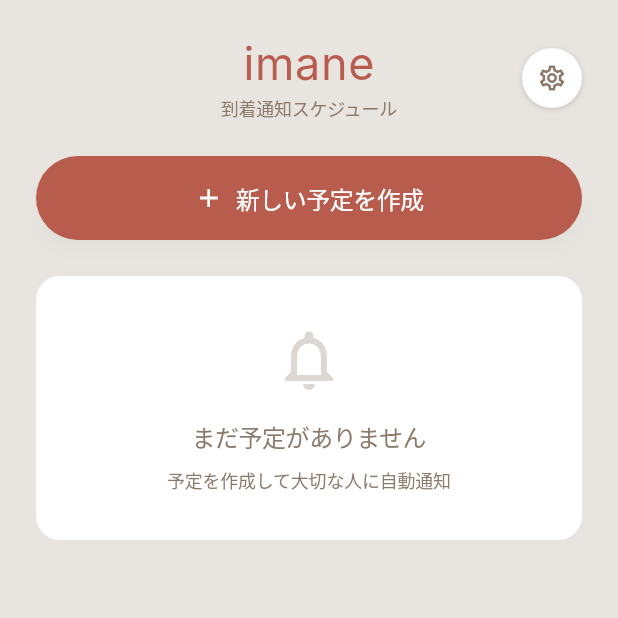
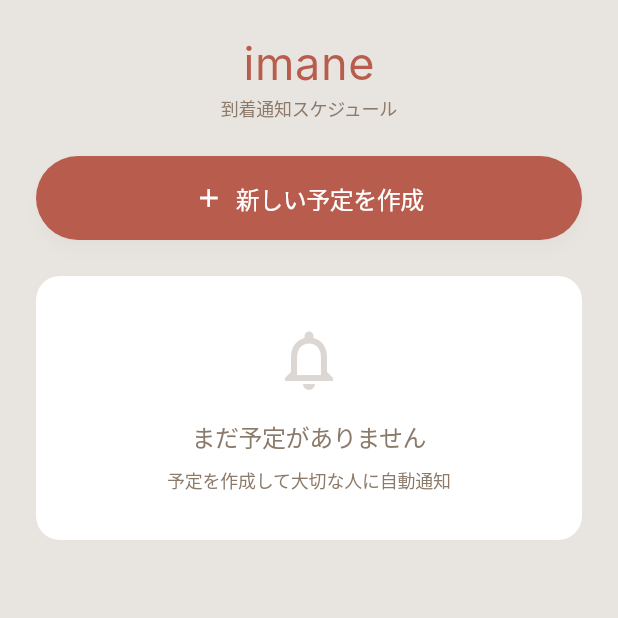
Before and after one commit to hoshido-k/imane, a Flutter app: the ScheduleListScreen screen opened directly, on a phone screen of 412 x 824 dp, the top half of it. Run offline on Flutter 3.47's test engine with Material 3 defaults, Android fonts, the phone set to English and light mode, and no system bars; our stand-ins replace connectivity_plus, firebase_auth, firebase_core, geolocator, google_maps_flutter, permission_handler and 1 more; missing offline and left inert: background_location; accounts and stored records are empty; generated files the repository leaves out were written again; network calls fail; Roboto replaces fonts that are missing (Inter).

Commit message:
フレンド画面とスケジュール画面のUI修正
- フレンド画面: カードの表示をメールアドレスからusernameに変更
- スケジュール画面: 右上のSetting Buttonを削除し、タイトルをセンター配置維持
- バックエンド: FriendshipResponseにfriend_usernameフィールドを追加

```diff
--- a/mobile/lib/screens/friends/friends_screen.dart
+++ b/mobile/lib/screens/friends/friends_screen.dart
@@ -343,7 +343,7 @@ class _FriendsScreenState extends State<FriendsScreen> {
   /// フレンドカード
   Widget _buildFriendCard(Map<String, dynamic> friend) {
     final displayName = friend['friend_display_name'] ?? '';
-    final email = friend['friend_email'] ?? '';
+    final username = friend['friend_username'] ?? '';
 
     // アバター画像またはイニシャル
     Widget avatar;
@@ -389,7 +389,7 @@ class _FriendsScreenState extends State<FriendsScreen> {
           // アバター
           avatar,
           const SizedBox(width: 16),
-          // 名前とメールアドレス
+          // 名前とusername
           Expanded(
             child: Column(
               crossAxisAlignment: CrossAxisAlignment.start,
@@ -413,7 +413,7 @@ class _FriendsScreenState extends State<FriendsScreen> {
                     borderRadius: BorderRadius.circular(100),
                   ),
                   child: Text(
-                    email,
+                    username,
                     style: const TextStyle(
                       fontFamily: 'Inter',
                       fontSize: 12,
--- a/mobile/lib/screens/schedule/schedule_list_screen.dart
+++ b/mobile/lib/screens/schedule/schedule_list_screen.dart
@@ -192,11 +192,6 @@ class _ScheduleListScreenState extends State<ScheduleListScreen> with WidgetsBin
     }
   }
 
-  /// Navigate to settings
-  void _navigateToSettings() {
-    // TODO: Implement settings screen
-  }
-
   @override
   Widget build(BuildContext context) {
     return Scaffold(
@@ -219,7 +214,7 @@ class _ScheduleListScreenState extends State<ScheduleListScreen> with WidgetsBin
       padding: const EdgeInsets.fromLTRB(24, 24, 24, 24),
       child: Column(
         children: [
-          // Title row with settings button
+          // Title row
           Row(
             children: [
               const SizedBox(width: 40), // Left spacer
@@ -253,36 +248,7 @@ class _ScheduleListScreenState extends State<ScheduleListScreen> with WidgetsBin
                   ],
                 ),
               ),
-              // TODO: Settings buttonを削除する
-              // Settings button
-              Container(
-                width: 40,
-                height: 40,
-                decoration: BoxDecoration(
-                  color: Colors.white,
-                  borderRadius: BorderRadius.circular(20),
-                  boxShadow: const [
-                    BoxShadow(
-                      color: Color(0x1A000000),
-                      offset: Offset(0, 1),
-                      blurRadius: 3,
-                      spreadRadius: 0,
-                    ),
-                    BoxShadow(
-                      color: Color(0x1A000000),
-                      offset: Offset(0, 1),
-                      blurRadius: 2,
-                      spreadRadius: -1,
-                    ),
-                  ],
-                ),
-                child: IconButton(
-                  onPressed: _navigateToSettings,
-                  icon: const Icon(Icons.settings_outlined, size: 20),
-                  padding: EdgeInsets.zero,
-                  color: AppColors.textSecondary,
-                ),
-              ),
+              const SizedBox(width: 40), // Right spacer
             ],
           ),
           const SizedBox(height: 24),
```
Also changed, not shown: 2 other files.
